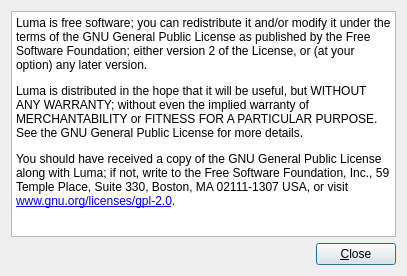
First picture: the form in resources/forms/AboutLicenseDesign.ui, repository einaru/luma, before the edit.
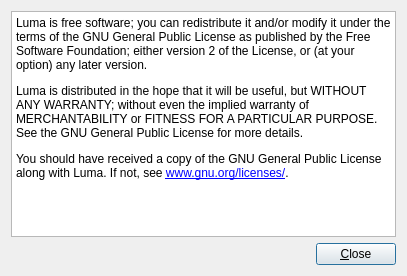
Second picture: the form after the edit.

Commit message: Added license boilerplates to the remainder of the files. Updated the AboutLicenseDesign.ui file to reflect the correct license and FSF address. Included the pathced version of mkpasswd.py (svn rev 841) as requested by Debian.

```diff
--- a/resources/forms/AboutLicenseDesign.ui
+++ b/resources/forms/AboutLicenseDesign.ui
@@ -27,10 +27,10 @@
       <string>&lt;!DOCTYPE HTML PUBLIC &quot;-//W3C//DTD HTML 4.0//EN&quot; &quot;http://www.w3.org/TR/REC-html40/strict.dtd&quot;&gt;
 &lt;html&gt;&lt;head&gt;&lt;meta name=&quot;qrichtext&quot; content=&quot;1&quot; /&gt;&lt;style type=&quot;text/css&quot;&gt;
 p, li { white-space: pre-wrap; }
-&lt;/style&gt;&lt;/head&gt;&lt;body style=&quot; font-family:'Sans'; font-size:9pt; font-weight:400; font-style:normal;&quot;&gt;
-&lt;p style=&quot; margin-top:12px; margin-bottom:12px; margin-left:0px; margin-right:0px; -qt-block-indent:0; text-indent:0px;&quot;&gt;Luma is free software; you can redistribute it and/or modify it under the terms of the GNU General Public License as published by the Free Software Foundation; either version 2 of the License, or (at your option) any later version. &lt;/p&gt;
-&lt;p style=&quot; margin-top:12px; margin-bottom:12px; margin-left:0px; margin-right:0px; -qt-block-indent:0; text-indent:0px;&quot;&gt;Luma is distributed in the hope that it will be useful, but WITHOUT ANY WARRANTY; without even the implied warranty of MERCHANTABILITY or FITNESS FOR A PARTICULAR PURPOSE. See the GNU General Public License for more details. &lt;/p&gt;
-&lt;p style=&quot; margin-top:12px; margin-bottom:12px; margin-left:0px; margin-right:0px; -qt-block-indent:0; text-indent:0px;&quot;&gt;You should have received a copy of the GNU General Public License along with Luma; if not, write to the Free Software Foundation, Inc., 59 Temple Place, Suite 330, Boston, MA 02111-1307 USA, or visit &lt;a href=&quot;http://www.gnu.org/licenses/gpl-2.0.html&quot;&gt;&lt;span style=&quot; text-decoration: underline; color:#0000ff;&quot;&gt;www.gnu.org/licenses/gpl-2.0&lt;/span&gt;&lt;/a&gt;.&lt;/p&gt;&lt;/body&gt;&lt;/html&gt;</string>
+&lt;/style&gt;&lt;/head&gt;&lt;body style=&quot; font-family:'Cantarell'; font-size:11pt; font-weight:400; font-style:normal;&quot;&gt;
+&lt;p style=&quot; margin-top:12px; margin-bottom:12px; margin-left:0px; margin-right:0px; -qt-block-indent:0; text-indent:0px;&quot;&gt;&lt;span style=&quot; font-family:'Sans'; font-size:9pt;&quot;&gt;Luma is free software; you can redistribute it and/or modify it under the terms of the GNU General Public License as published by the Free Software Foundation; either version 2 of the License, or (at your option) any later version. &lt;/span&gt;&lt;/p&gt;
+&lt;p style=&quot; margin-top:12px; margin-bottom:12px; margin-left:0px; margin-right:0px; -qt-block-indent:0; text-indent:0px;&quot;&gt;&lt;span style=&quot; font-family:'Sans'; font-size:9pt;&quot;&gt;Luma is distributed in the hope that it will be useful, but WITHOUT ANY WARRANTY; without even the implied warranty of MERCHANTABILITY or FITNESS FOR A PARTICULAR PURPOSE. See the GNU General Public License for more details. &lt;/span&gt;&lt;/p&gt;
+&lt;p style=&quot; margin-top:12px; margin-bottom:12px; margin-left:0px; margin-right:0px; -qt-block-indent:0; text-indent:0px;&quot;&gt;&lt;span style=&quot; font-family:'Sans'; font-size:9pt;&quot;&gt;You should have received a copy of the GNU General Public License along with Luma. If not, see &lt;/span&gt;&lt;a href=&quot;http://www.gnu.org/licenses/&quot;&gt;&lt;span style=&quot; font-family:'Sans'; font-size:9pt; text-decoration: underline; color:#0000ff;&quot;&gt;www.gnu.org/licenses/&lt;/span&gt;&lt;/a&gt;&lt;span style=&quot; font-family:'Sans'; font-size:9pt;&quot;&gt;.&lt;/span&gt;&lt;/p&gt;&lt;/body&gt;&lt;/html&gt;</string>
      </property>
      <property name="openExternalLinks">
       <bool>true</bool>
```
The commit also changes 26 other files.
